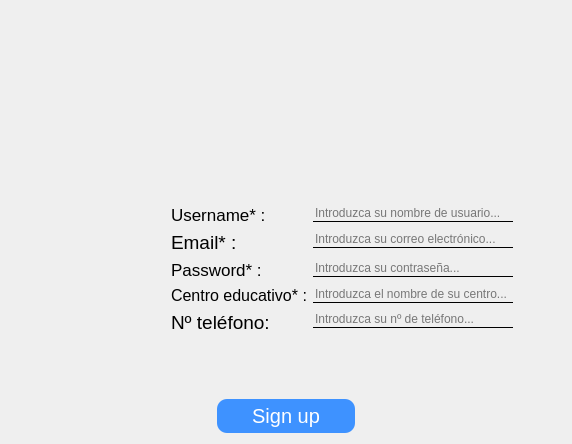
First picture: the form in UI/signup.ui, repository Rodriguez710/Comedor-Conecta, before the edit.
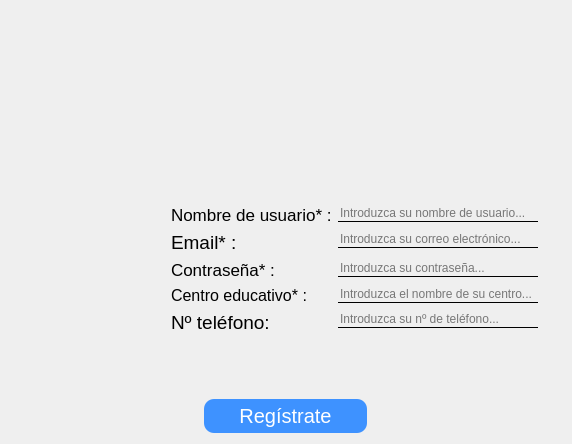
Second picture: the form after the edit. Icons and pictures are not drawn.

Diff of the .ui file:
```diff
--- a/UI/signup.ui
+++ b/UI/signup.ui
@@ -74,7 +74,7 @@
           </font>
          </property>
          <property name="text">
-          <string>Username* :</string>
+          <string>Nombre de usuario* :</string>
          </property>
         </widget>
        </item>
@@ -150,7 +150,7 @@
           </font>
          </property>
          <property name="text">
-          <string>Password* :</string>
+          <string>Contraseña* :</string>
          </property>
         </widget>
        </item>
@@ -279,7 +279,7 @@
 }</string>
          </property>
          <property name="text">
-          <string>Sign up</string>
+          <string>Regístrate</string>
          </property>
         </widget>
        </item>
```
